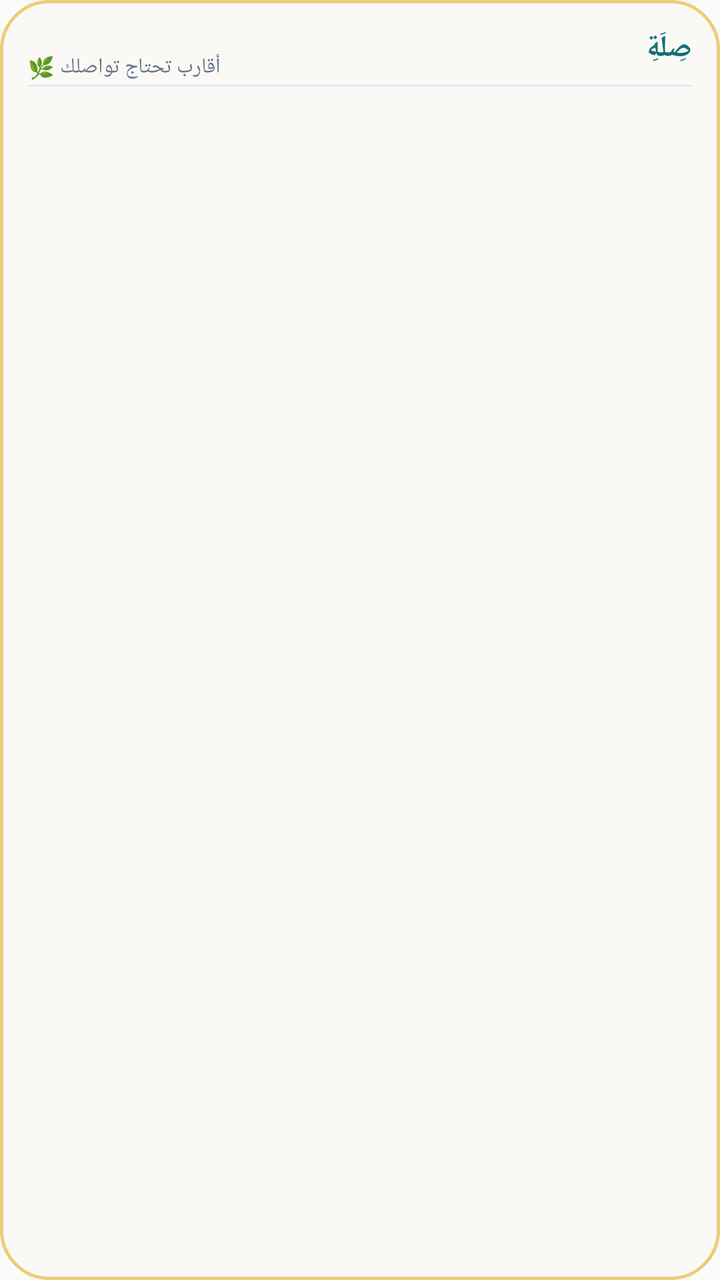
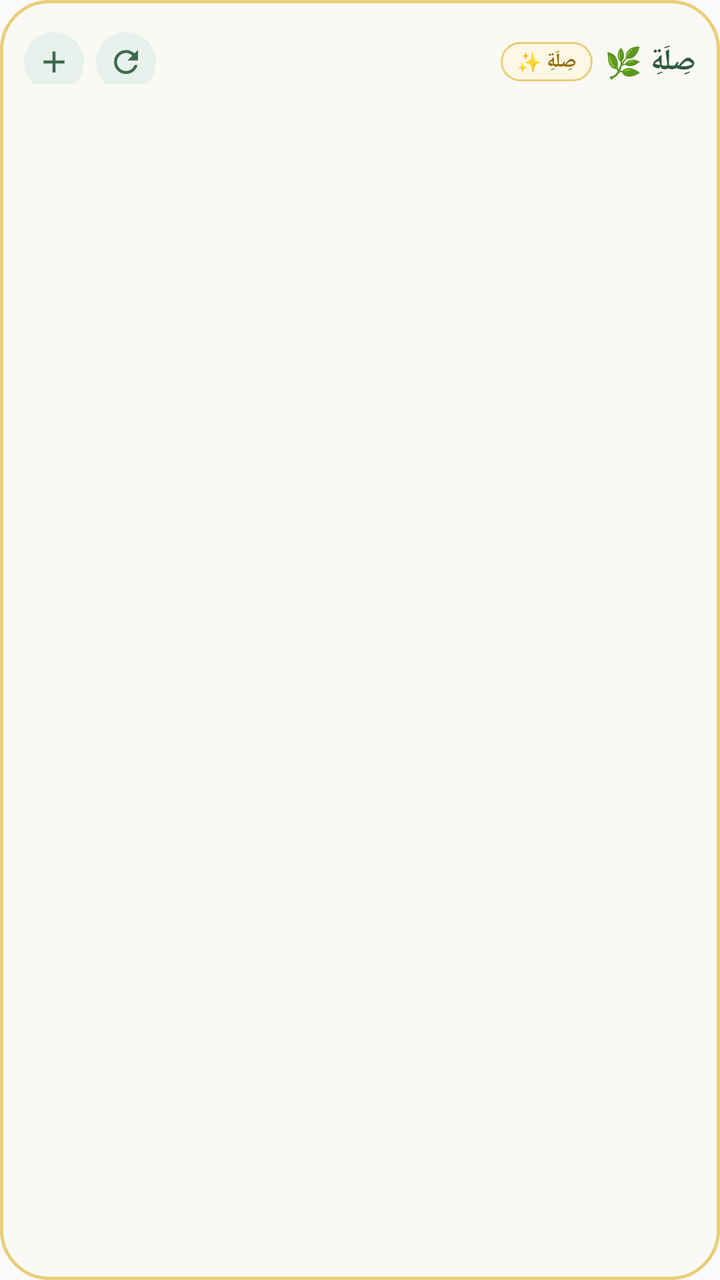

An Android layout rendered at two revisions. The XML below is the earlier revision; the diff shows what the commit changed to produce the second picture.
<!-- AndroidManifest.xml: application theme Theme.MyApplication -->
<!-- res/layout/sila_widget.xml -->
<?xml version="1.0" encoding="utf-8"?>
<LinearLayout xmlns:android="http://schemas.android.com/apk/res/android"
    android:id="@+id/widget_container"
    android:layout_width="match_parent"
    android:layout_height="match_parent"
    android:background="@drawable/widget_background"
    android:orientation="vertical"
    android:padding="14dp">

    
    <RelativeLayout
        android:id="@+id/widget_header"
        android:layout_width="match_parent"
        android:layout_height="wrap_content"
        android:paddingBottom="10dp">

        <TextView
            android:id="@+id/widget_title"
            android:layout_width="wrap_content"
            android:layout_height="wrap_content"
            android:layout_alignParentEnd="true"
            android:text="صِلَةِ"
            android:textColor="#0E7075"
            android:textSize="15sp"
            android:textStyle="bold"
            android:fontFamily="sans-serif-medium" />

        <TextView
            android:id="@+id/widget_subtitle"
            android:layout_width="wrap_content"
            android:layout_height="wrap_content"
            android:layout_alignParentStart="true"
            android:layout_centerVertical="true"
            android:text="أقارب تحتاج تواصلك 🌿"
            android:textColor="#64748B"
            android:textSize="10.5sp" />

        <View
            android:layout_width="match_parent"
            android:layout_height="1dp"
            android:layout_below="@id/widget_title"
            android:layout_marginTop="8dp"
            android:background="#E2E8F0"
            android:id="@+id/widget_divider"/>
    </RelativeLayout>

    
    <ListView
        android:id="@+id/widget_list"
        android:layout_width="match_parent"
        android:layout_height="0dp"
        android:layout_weight="1"
        android:divider="@android:color/transparent"
        android:dividerHeight="6dp"
        android:scrollbars="none" />

    
    <LinearLayout
        android:id="@+id/widget_empty"
        android:layout_width="match_parent"
        android:layout_height="match_parent"
        android:orientation="vertical"
        android:gravity="center"
        android:visibility="gone">

        <TextView
            android:layout_width="wrap_content"
            android:layout_height="wrap_content"
            android:text="🌿"
            android:textSize="28sp"
            android:gravity="center" />

        <TextView
            android:layout_width="match_parent"
            android:layout_height="wrap_content"
            android:text="لا يوجد أقارب بعد&#10;اضغط للفتح والإضافة"
            android:textColor="#64748B"
            android:textSize="12sp"
            android:gravity="center"
            android:layout_marginTop="6dp" />
    </LinearLayout>

</LinearLayout>
<!-- resources referenced by this layout -->
<resources>
  <!-- drawable widget_background (drawable) -->
  <?xml version="1.0" encoding="utf-8"?>
  <shape xmlns:android="http://schemas.android.com/apk/res/android"
      android:shape="rectangle">
      <solid android:color="#FAF9F5" /> 
      <corners android:radius="24dp" />
      <stroke
          android:width="1.5dp"
          android:color="#E9CE79" /> 
  </shape>
  <style name="Theme.MyApplication" parent="android:Theme.Material.Light.NoActionBar" />
</resources>

<!-- the commit's change to res/layout/sila_widget.xml (unified diff, before → after) -->
@@ -5,43 +5,80 @@
     android:layout_height="match_parent"
     android:background="@drawable/widget_background"
     android:orientation="vertical"
-    android:padding="14dp">
+    android:padding="12dp">
 
     
     <RelativeLayout
         android:id="@+id/widget_header"
         android:layout_width="match_parent"
         android:layout_height="wrap_content"
-        android:paddingBottom="10dp">
+        android:paddingBottom="8dp">
 
-        <TextView
-            android:id="@+id/widget_title"
+        
+        <LinearLayout
+            android:id="@+id/widget_brand_layout"
             android:layout_width="wrap_content"
             android:layout_height="wrap_content"
-            android:layout_alignParentEnd="true"
-            android:text="صِلَةِ"
-            android:textColor="#0E7075"
-            android:textSize="15sp"
-            android:textStyle="bold"
-            android:fontFamily="sans-serif-medium" />
+            android:layout_alignParentRight="true"
+            android:layout_centerVertical="true"
+            android:orientation="horizontal"
+            android:gravity="center_vertical">
 
-        <TextView
-            android:id="@+id/widget_subtitle"
+            <TextView
+                android:id="@+id/widget_badge"
+                android:layout_width="wrap_content"
+                android:layout_height="wrap_content"
+                android:background="@drawable/widget_badge_background"
+                android:paddingLeft="8dp"
+                android:paddingRight="8dp"
+                android:paddingTop="3dp"
+                android:paddingBottom="3dp"
+                android:text="صِلَةِ ✨"
+                android:textColor="#926C00"
+                android:textSize="10sp"
+                android:textStyle="bold"
+                android:layout_marginRight="6dp" />
+
+            <TextView
+                android:id="@+id/widget_title"
+                android:layout_width="wrap_content"
+                android:layout_height="wrap_content"
+                android:text="صِلَةِ 🌿"
+                android:textColor="#2D5A3D"
+                android:textSize="15sp"
+                android:textStyle="bold" />
+        </LinearLayout>
+
+        
+        <LinearLayout
             android:layout_width="wrap_content"
             android:layout_height="wrap_content"
-            android:layout_alignParentStart="true"
+            android:layout_alignParentLeft="true"
             android:layout_centerVertical="true"
-            android:text="أقارب تحتاج تواصلك 🌿"
-            android:textColor="#64748B"
-            android:textSize="10.5sp" />
+            android:orientation="horizontal"
+            android:gravity="center_vertical">
 
-        <View
-            android:layout_width="match_parent"
-            android:layout_height="1dp"
-            android:layout_below="@id/widget_title"
-            android:layout_marginTop="8dp"
-            android:background="#E2E8F0"
-            android:id="@+id/widget_divider"/>
+            
+            <ImageView
+                android:id="@+id/widget_btn_add"
+                android:layout_width="30dp"
+                android:layout_height="30dp"
+                android:background="@drawable/widget_icon_btn_background"
+                android:src="@drawable/ic_widget_add"
+                android:padding="6dp"
+                android:contentDescription="إضافة قريب"
+                android:layout_marginRight="6dp" />
+
+            
+            <ImageView
+                android:id="@+id/widget_btn_refresh"
+                android:layout_width="30dp"
+                android:layout_height="30dp"
+                android:background="@drawable/widget_icon_btn_background"
+                android:src="@drawable/ic_widget_refresh"
+                android:padding="6dp"
+                android:contentDescription="تحديث القائمة" />
+        </LinearLayout>
     </RelativeLayout>
 
     
@@ -52,31 +89,35 @@
         android:layout_weight="1"
         android:divider="@android:color/transparent"
         android:dividerHeight="6dp"
-        android:scrollbars="none" />
+        android:scrollbars="none"
+        android:nestedScrollingEnabled="true" />
 
     
     <LinearLayout
         android:id="@+id/widget_empty"
         android:layout_width="match_parent"
         android:layout_height="match_parent"
+        android:gravity="center"
         android:orientation="vertical"
-        android:gravity="center"
+        android:padding="16dp"
         android:visibility="gone">
 
         <TextView
+            android:id="@+id/widget_empty_icon"
             android:layout_width="wrap_content"
             android:layout_height="wrap_content"
-            android:text="🌿"
-            android:textSize="28sp"
-            android:gravity="center" />
+            android:text="🌸"
+            android:textSize="28sp" />
 
         <TextView
+            android:id="@+id/widget_empty_text"
             android:layout_width="match_parent"
             android:layout_height="wrap_content"
-            android:text="لا يوجد أقارب بعد&#10;اضغط للفتح والإضافة"
-            android:textColor="#64748B"
+            android:gravity="center"
+            android:text="ما شاء الله! تواصلت مع الجميع اليوم 🌿\nإضغط للفتح أو إضافة قريب جديد"
+            android:textColor="#3F694D"
             android:textSize="12sp"
-            android:gravity="center"
+            android:textStyle="bold"
             android:layout_marginTop="6dp" />
     </LinearLayout>
 
<!-- resource entries referenced after the edit -->
@@ -1,5 +1,25 @@
 <!-- resources referenced by this layout -->
 <resources>
+  <!-- drawable ic_widget_add (drawable) -->
+  <vector xmlns:android="http://schemas.android.com/apk/res/android"
+      android:width="24dp"
+      android:height="24dp"
+      android:viewportWidth="24"
+      android:viewportHeight="24">
+      <path
+          android:fillColor="#3F694D"
+          android:pathData="M19,13h-6v6h-2v-6H5v-2h6V5h2v6h6v2z"/>
+  </vector>
+  <!-- drawable ic_widget_refresh (drawable) -->
+  <vector xmlns:android="http://schemas.android.com/apk/res/android"
+      android:width="24dp"
+      android:height="24dp"
+      android:viewportWidth="24"
+      android:viewportHeight="24">
+      <path
+          android:fillColor="#3F694D"
+          android:pathData="M17.65,6.35C16.2,4.9 14.21,4 12,4c-4.42,0 -7.99,3.58 -7.99,8s3.57,8 7.99,8c3.73,0 6.84,-2.55 7.73,-6h-2.08c-0.82,2.33 -3.04,4 -5.65,4 -3.31,0 -6,-2.69 -6,-6s2.69,-6 6,-6c1.66,0 3.14,0.69 4.22,1.78L13,11h7V4l-2.35,2.35z"/>
+  </vector>
   <!-- drawable widget_background (drawable) -->
   <?xml version="1.0" encoding="utf-8"?>
   <shape xmlns:android="http://schemas.android.com/apk/res/android"
@@ -10,6 +30,22 @@
           android:width="1.5dp"
           android:color="#E9CE79" /> 
   </shape>
+  <!-- drawable widget_badge_background (drawable) -->
+  <?xml version="1.0" encoding="utf-8"?>
+  <shape xmlns:android="http://schemas.android.com/apk/res/android"
+      android:shape="rectangle">
+      <solid android:color="#FEF7E6" />
+      <corners android:radius="12dp" />
+      <stroke
+          android:width="1dp"
+          android:color="#E9CE79" />
+  </shape>
+  <!-- drawable widget_icon_btn_background (drawable) -->
+  <?xml version="1.0" encoding="utf-8"?>
+  <shape xmlns:android="http://schemas.android.com/apk/res/android"
+      android:shape="oval">
+      <solid android:color="#E8F1EC" />
+  </shape>
   <style name="Theme.MyApplication" parent="android:Theme.Material.Light.NoActionBar" />
 </resources>
 
